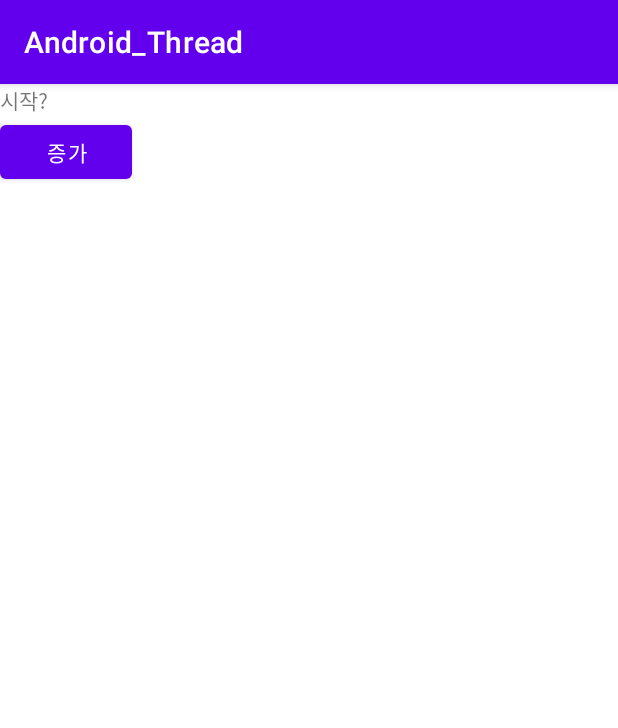
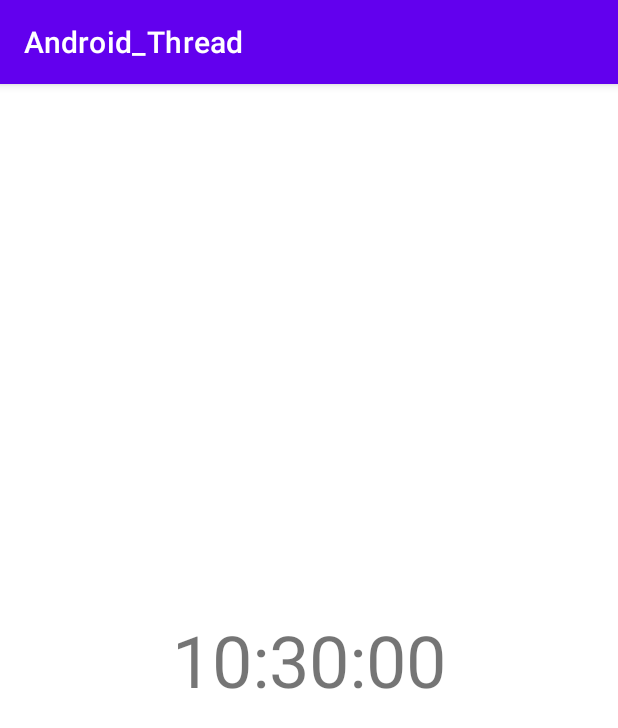
Before and after one commit to msy4808/Android_Thread_Study, an Android app: the screen it shows after launch (MainActivity), on a phone screen of 412 x 824 dp. Shown: the top 728 px of the screen. Run offline under Robolectric (Android 15) with nearby library versions, the phone set to English and light mode, and no system bars.

Commit message:
Diclock Thread Error

```diff
--- a/app/src/main/java/com/moon/android_thread/MainActivity.java
+++ b/app/src/main/java/com/moon/android_thread/MainActivity.java
@@ -2,55 +2,41 @@ package com.moon.android_thread;
 
 import androidx.appcompat.app.AppCompatActivity;
 
+import android.icu.text.SimpleDateFormat;
+import android.icu.util.Calendar;
 import android.os.Bundle;
+import android.os.Handler;
+import android.util.Half;
 import android.util.Log;
 import android.view.View;
 import android.widget.Button;
 import android.widget.TextView;
 
 public class MainActivity extends AppCompatActivity {
-    boolean running;
-    int value = 0;
-    @Override
-    protected void onPause() {
-        super.onPause();
-        running = false;
-        value = 0;
-    }
-
-    @Override
-    protected void onResume() {
-        super.onResume();
-        running = true;
-        Thread t = new BackgrundThread();
-        t.start();
-    }
-
+    TextView clock;
     @Override
     protected void onCreate(Bundle savedInstanceState) {
         super.onCreate(savedInstanceState);
         setContentView(R.layout.activity_main);
-        TextView text = findViewById(R.id.text);
-        Button btn = findViewById(R.id.btn);
-        btn.setOnClickListener(new View.OnClickListener() {
+        clock = findViewById(R.id.clock);
+        class Diclock implements Runnable {
+            Calendar cal = Calendar.getInstance(); //현재시간을 가져올 객체 생성
+            SimpleDateFormat format = new SimpleDateFormat("HH:mm:ss"); //데이터 포맷터 객체 생성 및 초기화
             @Override
-            public void onClick(View view) {
-                text.setText("스레드로 증가시킨 값 : "+value);
-            }
-        });
-    }
-    class BackgrundThread extends Thread{
-        @Override
-        public void run() {
-            while (running){
-                try {
-                    Thread.sleep(1000);
-                    value ++;
-
-                }catch (Exception e){
-                    System.out.println(e);
+            public void run() {
+                while (true){
+                    String str = format.format(cal.getTime()); //포맷터의 형식으로 getTime()으로 시간을 가져옴
+                    clock.setText(str); //가져온 시간을 저장한 문자열을 setText()로 설정 하지만 이 상태로는 앱이 멈춤. 화면 그리는기능은 메인 스레드에서만 실행되어야함!!!!!!!
+                    try {
+                        Thread.sleep(1000); //1초 대기
+                    }catch (Exception e){
+                        e.printStackTrace();
+                    }
                 }
             }
         }
+        Diclock diclock = new Diclock();
+        Thread thread = new Thread(diclock);
+        thread.start();
     }
 }
--- a/app/src/main/res/layout/activity_main.xml
+++ b/app/src/main/res/layout/activity_main.xml
@@ -7,17 +7,12 @@
     tools:context=".MainActivity">
 
     <TextView
-        android:id="@+id/text"
-        android:layout_width="wrap_content"
-        android:layout_height="wrap_content"
-        android:text="시작?" />
-
-    <Button
-        android:id="@+id/btn"
-        android:layout_width="wrap_content"
-        android:layout_height="wrap_content"
-        android:layout_below="@id/text"
-        android:layout_weight="5"
-        android:text="증가" />
+        android:layout_width="match_parent"
+        android:layout_height="match_parent"
+        android:gravity="center"
+        android:text="00:00:00"
+        android:textSize="48dp"
+        android:textAlignment="center"
+        android:id="@+id/clock"/>
 
 </RelativeLayout>
```
